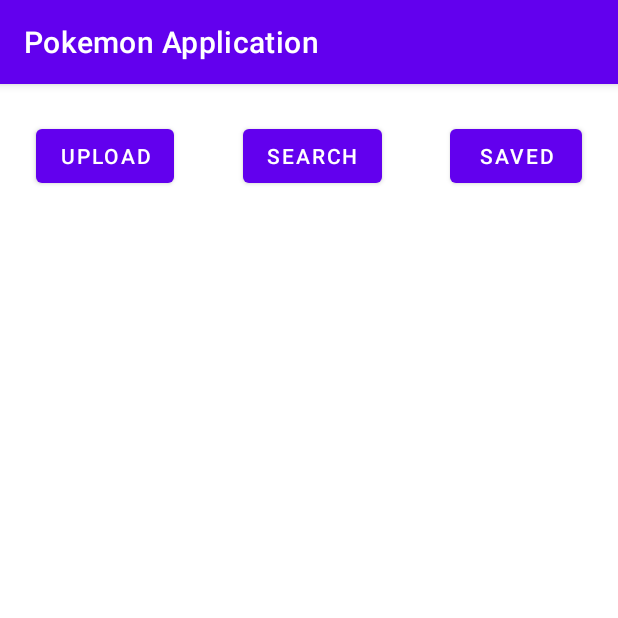
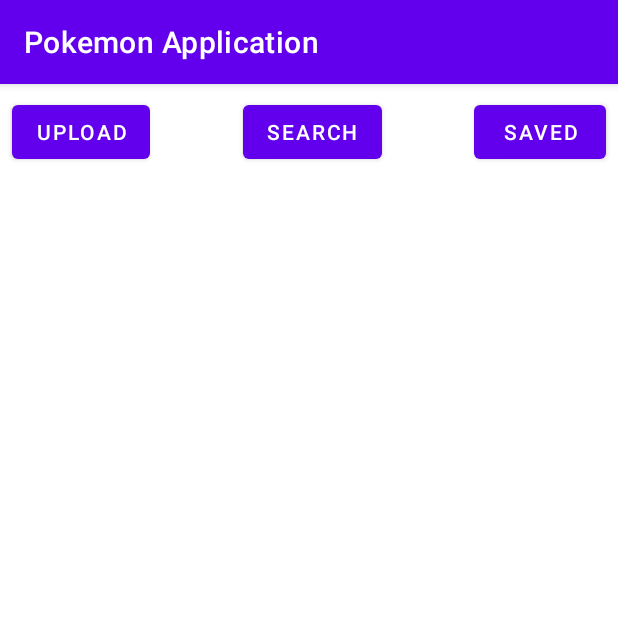
Before and after one commit to jannickeham/pgr-208_pokemon-application, an Android app: the screen it shows after launch (MainActivity), on a phone screen of 412 x 824 dp, the top half of it. Run offline under Robolectric (Android 15) with nearby library versions, the light colour scheme and no system bars; libraries missing offline, so code that uses them is left out: com.theartofdev.edmodo.

Commit message:
Remake layout, different cropping method, working. Next step submit image to server.

```diff
--- a/app/src/main/AndroidManifest.xml
+++ b/app/src/main/AndroidManifest.xml
@@ -2,7 +2,9 @@
 <manifest xmlns:android="http://schemas.android.com/apk/res/android"
     package="com.example.pokemonapplication">
 
+    <uses-permission android:name="android.permission.INTERNET"/>
     <uses-permission android:name="android.permission.READ_EXTERNAL_STORAGE"/>
+    <uses-permission android:name="android.permission.WRITE_EXTERNAL_STORAGE"/>
 
     <application
         android:usesCleartextTraffic="true"
@@ -21,6 +23,8 @@
                 <category android:name="android.intent.category.LAUNCHER" />
             </intent-filter>
         </activity>
+        <activity android:name="com.theartofdev.edmodo.cropper.CropImageActivity"
+            android:theme="@style/Base.Theme.AppCompat"/> <!-- optional (needed if default theme has no action bar) -->
     </application>
 
 </manifest>
--- a/app/src/main/java/com/example/pokemonapplication/Globals.kt
+++ b/app/src/main/java/com/example/pokemonapplication/Globals.kt
@@ -14,7 +14,7 @@
 }
 
 //Needed for setting the crop size
-data class ImageSetting(var url: String, var x: Int, var y: Int, var h: Int, var w: Int, var position: Int=-1): Serializable {
+data class ImageInfo(var imageUri: String, var x: Int, var y: Int, var h: Int, var w: Int, var position: Int=-1): Serializable {
 }
 
 fun VectorDrawableToBitmap(context: Context, id: Int?, uri: String?) : Bitmap {
--- a/app/src/main/java/com/example/pokemonapplication/MainActivity.kt
+++ b/app/src/main/java/com/example/pokemonapplication/MainActivity.kt
@@ -11,6 +11,36 @@
 import kotlinx.android.synthetic.main.fragment_upload.*
 
 class MainActivity : AppCompatActivity() {
+
+  //Sandras kode
+  private var imageInfo = ArrayList<ImageInfo>()
+  private var fragmentManager = supportFragmentManager
+
+  override fun onCreate(savedInstanceState: Bundle?) {
+    super.onCreate(savedInstanceState)
+    setContentView(R.layout.activity_main)
+
+    val fragmentUpload = FragmentUploadClass()
+    val fragmentSearch = FragmentSearch()
+
+//    //Used to set initial fragment to our container
+//    supportFragmentManager.beginTransaction().apply{
+//    replace(R.id.MainFragment, fragmentUpload)
+//    commit()
+//  }
+
+    //Possibility to click on buttons and change fragment to corresponding fragment
+    btnUpload.setOnClickListener {
+      supportFragmentManager.beginTransaction().apply {
+        replace(R.id.MainFragment, fragmentUpload)
+        addToBackStack(null)
+        commit()
+      }
+    }
+  }
+
+  /*
+  //Original kode
   private lateinit var binding : ActivityMainBinding
   private var fragmentManager = supportFragmentManager
   private var imageList = ArrayList<ImageSetting>()
@@ -41,7 +71,7 @@
         .beginTransaction()
         .replace(
           R.id.flFragment,
-          FragmentSearchClass(),
+          FragmentSearch(),
           "FragmentSearch"
         )
         .commit()
@@ -74,5 +104,7 @@
     Toast.makeText(this, "Submitted cropped image for search", Toast.LENGTH_LONG).show()
   }
 
+   */
+
 
 }
--- a/app/src/main/res/layout/activity_main.xml
+++ b/app/src/main/res/layout/activity_main.xml
@@ -6,59 +6,44 @@
     android:layout_height="match_parent"
     tools:context=".MainActivity">
 
-  <ImageView
-    android:id="@+id/imageViewMainActivity"
-    android:layout_width="match_parent"
-    android:layout_height="0dp"
-    android:layout_marginTop="8dp"
-    android:layout_marginBottom="8dp"
-    android:text="Hello from Upload"
-    android:tag="view"
-    app:layout_constraintBottom_toBottomOf="parent"
-    app:layout_constraintTop_toTopOf="@+id/flFragment" />
-
   <Button
       android:id="@+id/btnUpload"
-    android:onClick="switchFragment"
-    android:tag="1"
       android:layout_width="wrap_content"
       android:layout_height="wrap_content"
-    android:layout_marginStart="24dp"
-    android:layout_marginTop="24dp"
-    android:text="@string/upload"
+      android:layout_marginStart="8dp"
+      android:layout_marginTop="8dp"
+      android:text="Upload"
       app:layout_constraintStart_toStartOf="parent"
       app:layout_constraintTop_toTopOf="parent" />
 
   <Button
       android:id="@+id/btnSearch"
-    android:onClick="switchFragment"
-    android:tag="2"
       android:layout_width="wrap_content"
       android:layout_height="wrap_content"
-    android:layout_marginTop="24dp"
-    android:text="@string/search"
+      android:layout_marginTop="8dp"
+      android:text="Search"
       app:layout_constraintEnd_toStartOf="@+id/btnSaved"
       app:layout_constraintStart_toEndOf="@+id/btnUpload"
       app:layout_constraintTop_toTopOf="parent" />
 
   <Button
       android:id="@+id/btnSaved"
-    android:onClick="switchFragment"
-    android:tag="3"
       android:layout_width="wrap_content"
       android:layout_height="wrap_content"
-    android:layout_marginTop="24dp"
-    android:layout_marginEnd="24dp"
-    android:text="@string/saved"
+      android:layout_marginTop="8dp"
+      android:layout_marginEnd="8dp"
+      android:text="Saved"
       app:layout_constraintEnd_toEndOf="parent"
       app:layout_constraintTop_toTopOf="parent" />
 
   <FrameLayout
-    android:id="@+id/flFragment"
+      android:id="@+id/MainFragment"
       android:layout_width="match_parent"
       android:layout_height="0dp"
-    app:layout_constraintTop_toBottomOf="@+id/btnSearch"
-    tools:layout_editor_absoluteX="0dp" />
-
+      app:layout_constraintBottom_toBottomOf="parent"
+      app:layout_constraintEnd_toEndOf="parent"
+      app:layout_constraintHorizontal_bias="0.0"
+      app:layout_constraintStart_toStartOf="parent"
+      app:layout_constraintTop_toBottomOf="@+id/btnSearch" />
 
 </androidx.constraintlayout.widget.ConstraintLayout>
```
Also changed, not shown: app/build.gradle (+10 -1 lines), app/src/main/java/com/example/pokemonapplication/FragmentSaved.kt (deleted, +0 -59 lines), app/src/main/java/com/example/pokemonapplication/FragmentSearch.kt (+6 -36 lines), app/src/main/java/com/example/pokemonapplication/FragmentSearchClass.kt (deleted, +0 -31 lines), app/src/main/java/com/example/pokemonapplication/FragmentUpload.kt (deleted, +0 -59 lines), app/src/main/java/com/example/pokemonapplication/FragmentUploadClass.kt (+71 -56 lines), app/src/main/res/layout/fragment_search.xml (+4 -15 lines), app/src/main/res/layout/fragment_upload.xml (+42 -28 lines). Lines whose indentation alone changed are shown as unchanged.
